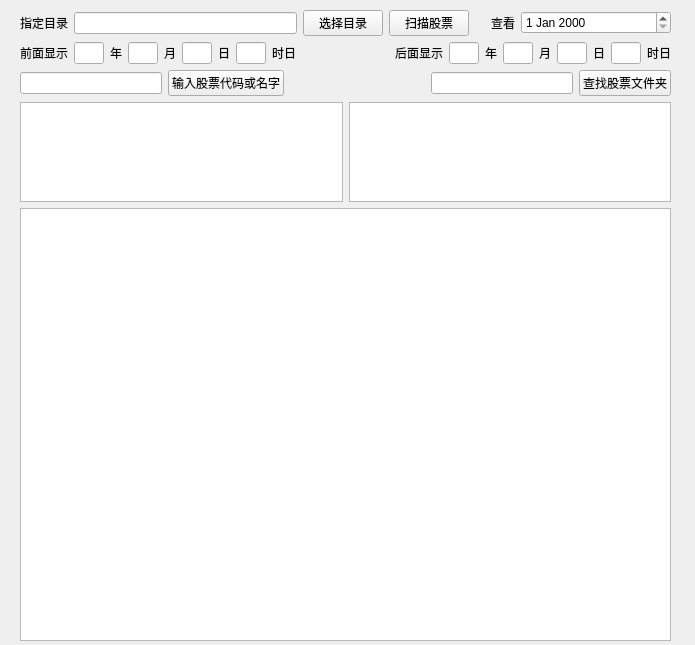
kinglon/stocktool, file findtool/mainwindow.ui: the form before one commit.
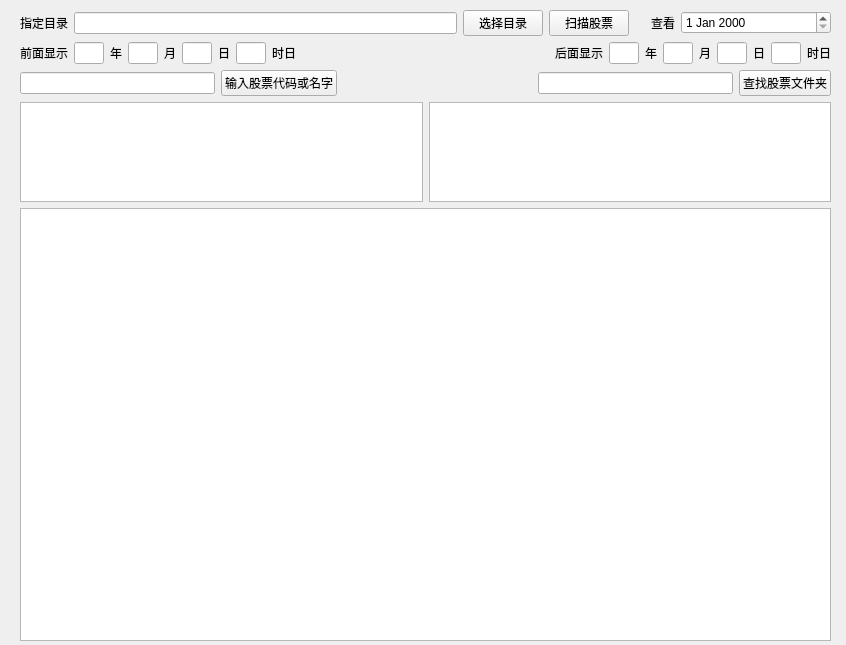
The form after the commit.

Diff of the .ui file:
```diff
--- a/findtool/mainwindow.ui
+++ b/findtool/mainwindow.ui
@@ -6,7 +6,7 @@
    <rect>
     <x>0</x>
     <y>0</y>
-    <width>695</width>
+    <width>846</width>
     <height>645</height>
    </rect>
   </property>
@@ -19,7 +19,7 @@
      <rect>
       <x>20</x>
       <y>10</y>
-      <width>651</width>
+      <width>811</width>
       <height>631</height>
      </rect>
     </property>
@@ -336,9 +336,17 @@
          <verstretch>0</verstretch>
         </sizepolicy>
        </property>
+       <property name="font">
+        <font>
+         <pointsize>9</pointsize>
+        </font>
+       </property>
        <property name="readOnly">
         <bool>true</bool>
        </property>
+       <property name="plainText">
+        <string/>
+       </property>
       </widget>
      </item>
     </layout>
```
